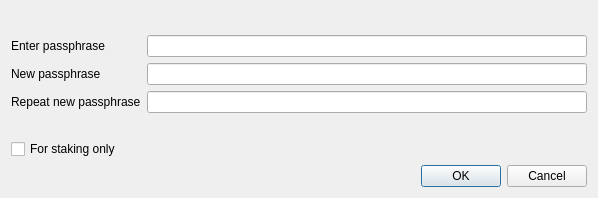
Old version of the form src/qt/forms/askpassphrasedialog.ui in the repository vtorrent/vTorrent-Client.
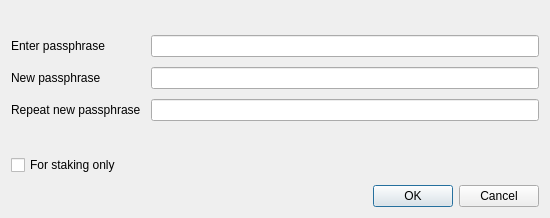
New version of the form.

```diff
--- a/src/qt/forms/askpassphrasedialog.ui
+++ b/src/qt/forms/askpassphrasedialog.ui
@@ -6,8 +6,8 @@
    <rect>
     <x>0</x>
     <y>0</y>
-    <width>598</width>
-    <height>198</height>
+    <width>550</width>
+    <height>180</height>
    </rect>
   </property>
   <property name="sizePolicy">
@@ -26,6 +26,9 @@
    <string>Passphrase Dialog</string>
   </property>
   <layout class="QVBoxLayout" name="verticalLayout">
+   <property name="spacing">
+    <number>10</number>
+   </property>
    <item>
     <widget class="QLabel" name="warningLabel">
      <property name="textFormat">
```
Left out of the diff: 6 changed lines with no effect on the pictures.
